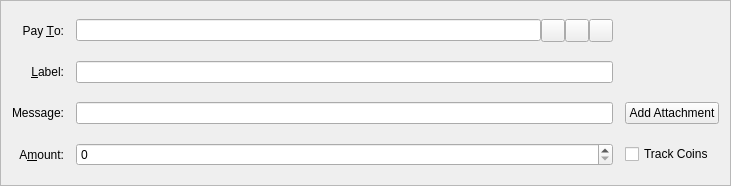
gridcoin-community/Gridcoin-Research, file src/qt/forms/sendcoinsentry.ui: the form before one commit.
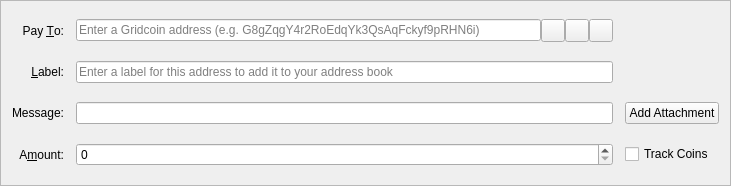
The form after the commit. Icons and pictures are not drawn. Custom widgets are drawn as their Qt base class.

Diff of the .ui file:
```diff
--- a/src/qt/forms/sendcoinsentry.ui
+++ b/src/qt/forms/sendcoinsentry.ui
@@ -52,6 +52,9 @@
        <property name="toolTip">
         <string>Enter a label for this address to add it to your address book</string>
        </property>
+       <property name="placeholderText">
+        <string>Enter a label for this address to add it to your address book</string>
+       </property>
       </widget>
      </item>
     </layout>
@@ -82,6 +85,9 @@
        <property name="maxLength">
         <number>34</number>
        </property>
+       <property name="placeholderText">
+        <string>Enter a Gridcoin address (e.g. G8gZqgY4r2RoEdqYk3QsAqFckyf9pRHN6i)</string>
+       </property>
       </widget>
      </item>
      <item>
```
